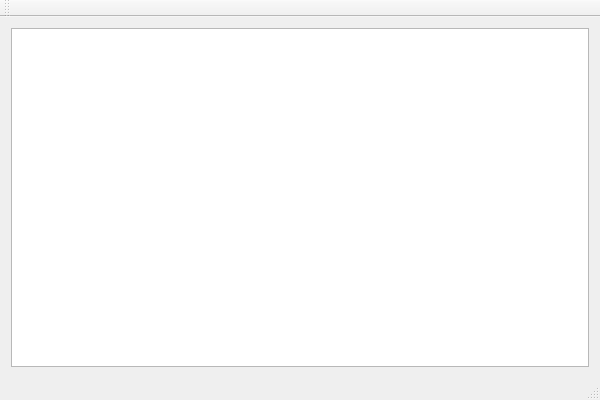
The window that MainWindow.ui (igoriok/domaincomparer) describes before a commit, drawn with Qt 5.
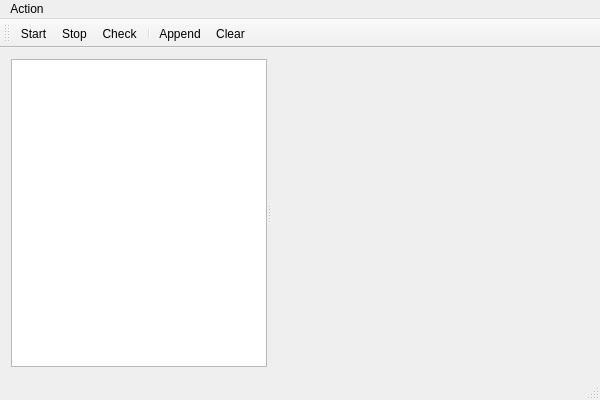
The same window after the commit. Custom widgets are drawn as their Qt base class.

```diff
--- a/MainWindow.ui
+++ b/MainWindow.ui
@@ -16,7 +16,20 @@
   <widget class="QWidget" name="centralWidget">
    <layout class="QVBoxLayout" name="verticalLayout">
     <item>
-     <widget class="QListWidget" name="listWidget"/>
+     <widget class="QSplitter" name="splitter">
+      <property name="orientation">
+       <enum>Qt::Horizontal</enum>
+      </property>
+      <widget class="QListWidget" name="domains"/>
+      <widget class="DomainInfo" name="domainInfo" native="true">
+       <property name="sizePolicy">
+        <sizepolicy hsizetype="Preferred" vsizetype="Preferred">
+         <horstretch>1</horstretch>
+         <verstretch>0</verstretch>
+        </sizepolicy>
+       </property>
+      </widget>
+     </widget>
     </item>
    </layout>
   </widget>
@@ -29,6 +42,14 @@
      <height>24</height>
     </rect>
    </property>
+   <widget class="QMenu" name="menuAction">
+    <property name="title">
+     <string>Action</string>
+    </property>
+    <addaction name="actionClear"/>
+    <addaction name="actionCheck"/>
+   </widget>
+   <addaction name="menuAction"/>
   </widget>
   <widget class="QToolBar" name="mainToolBar">
    <attribute name="toolBarArea">
@@ -37,10 +58,49 @@
    <attribute name="toolBarBreak">
     <bool>false</bool>
    </attribute>
+   <addaction name="actionStart"/>
+   <addaction name="actionStop"/>
+   <addaction name="actionCheck"/>
+   <addaction name="separator"/>
+   <addaction name="actionAppend"/>
+   <addaction name="actionClear"/>
   </widget>
   <widget class="QStatusBar" name="statusBar"/>
+  <action name="actionClear">
+   <property name="text">
+    <string>Clear</string>
+   </property>
+  </action>
+  <action name="actionCheck">
+   <property name="text">
+    <string>Check</string>
+   </property>
+  </action>
+  <action name="actionStart">
+   <property name="text">
+    <string>Start</string>
+   </property>
+  </action>
+  <action name="actionStop">
+   <property name="text">
+    <string>Stop</string>
+   </property>
+  </action>
+  <action name="actionAppend">
+   <property name="text">
+    <string>Append</string>
+   </property>
+  </action>
  </widget>
  <layoutdefault spacing="6" margin="11"/>
+ <customwidgets>
+  <customwidget>
+   <class>DomainInfo</class>
+   <extends>QWidget</extends>
+   <header>DomainInfo.h</header>
+   <container>1</container>
+  </customwidget>
+ </customwidgets>
  <resources/>
  <connections/>
 </ui>
```
